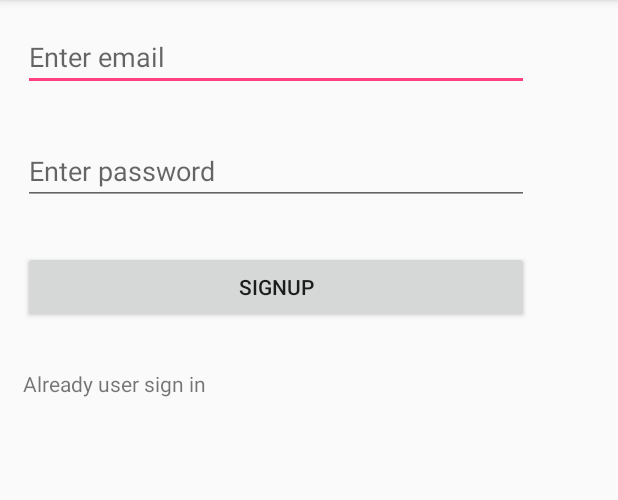
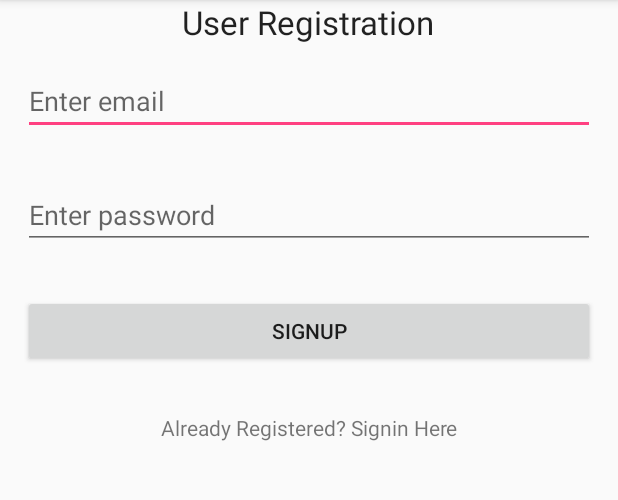
Before and after one commit to swaroopg79/GDP_AndroidSR, an Android app: the screen it shows after launch (MainActivity), after a tap on "SIGNUP", on a phone screen of 412 x 824 dp, the part 84-584 px from its top. Run offline under Robolectric (Android 15) with nearby library versions, the phone set to English and light mode, and no system bars; our stand-ins replace Firebase (no records; nobody signed in at launch, a user with empty details on screens opened directly).

```diff
--- a/app/src/main/java/com/example/s528802/studentregistartion/MainActivity.java
+++ b/app/src/main/java/com/example/s528802/studentregistartion/MainActivity.java
@@ -23,95 +23,100 @@ public class MainActivity extends AppCompatActivity implements View.OnClickListe
 
     private EditText editTextEmail;
     private EditText editTextPassword;
-    private Button buttonRegister;
+    private Button buttonSignup;
+
     private TextView textViewSignin;
 
-    //private Progress progressBar;
+   // private ProgressDialog progressDialog;
 
+
+    //defining firebaseauth object
     private FirebaseAuth firebaseAuth;
-
 
     @Override
     protected void onCreate(Bundle savedInstanceState) {
         super.onCreate(savedInstanceState);
         setContentView(R.layout.activity_main);
 
-        //progressBar = new ProgressBar(this);
-
+        //initializing firebase auth object
         firebaseAuth = FirebaseAuth.getInstance();
 
-        if(firebaseAuth.getCurrentUser()!=null)
-        {
+        //if getCurrentUser does not returns null
+        if(firebaseAuth.getCurrentUser() != null){
+            //that means user is already logged in
+            //so close this activity
             finish();
-            startActivity(new Intent(getApplicationContext(),ProfileActivity.class));
 
+            //and open profile activity
+            startActivity(new Intent(getApplicationContext(), ProfileActivity.class));
         }
 
-        buttonRegister = (Button) findViewById(R.id.buttonSignup);
+        //initializing views
         editTextEmail = (EditText) findViewById(R.id.editTextEmail);
         editTextPassword = (EditText) findViewById(R.id.editTextPassword);
+        textViewSignin = (TextView) findViewById(R.id.textViewSignin);
 
-        textViewSignin = (TextView) findViewById(R.id.textsignin);
+        buttonSignup = (Button) findViewById(R.id.buttonSignup);
 
-        buttonRegister.setOnClickListener(this);
+      //  progressDialog = new ProgressDialog(this);
+
+        //attaching listener to button
+        buttonSignup.setOnClickListener(this);
         textViewSignin.setOnClickListener(this);
     }
 
+    private void registerUser(){
 
-    private void registerUser()
-    {
-        String email =editTextEmail.getText().toString().trim();
-        String password = editTextPassword.getText().toString().trim();
+        //getting email and password from edit texts
+        String email = editTextEmail.getText().toString().trim();
+        String password  = editTextPassword.getText().toString().trim();
 
-        if(TextUtils.isEmpty(email))
-        {
-            //email is empty
-            Toast.makeText(this, "Please enter email", Toast.LENGTH_SHORT).show();
-
+        //checking if email and passwords are empty
+        if(TextUtils.isEmpty(email)){
+            Toast.makeText(this,"Please enter email",Toast.LENGTH_LONG).show();
             return;
         }
 
-
-        if(TextUtils.isEmpty(password))
-        {
-            Toast.makeText(this, "Please enter passwordl", Toast.LENGTH_SHORT).show();
-
+        if(TextUtils.isEmpty(password)){
+            Toast.makeText(this,"Please enter password",Toast.LENGTH_LONG).show();
             return;
         }
 
+        //if the email and password are not empty
+        //displaying a progress dialog
 
-        firebaseAuth.createUserWithEmailAndPassword(email,password).addOnCompleteListener(this, new OnCompleteListener<AuthResult>() {
-            @Override
-            public void onComplete(@NonNull Task<AuthResult> task) {
-                if(task.isSuccessful())
-                {
+       // progressDialog.setMessage("Registering Please Wait...");
+        //progressDialog.show();
 
-                        finish();
-                        startActivity(new Intent(getApplicationContext(),ProfileActivity.class));
-
-
-                }
-                else
-                {
-                    Toast.makeText(MainActivity.this, "Failed to Register", Toast.LENGTH_SHORT).show();
-
-                }
-            }
-        });
+        //creating a new user
+        firebaseAuth.createUserWithEmailAndPassword(email, password)
+                .addOnCompleteListener(this, new OnCompleteListener<AuthResult>() {
+                    @Override
+                    public void onComplete(@NonNull Task<AuthResult> task) {
+                        //checking if success
+                        if(task.isSuccessful()){
+                            finish();
+                            startActivity(new Intent(getApplicationContext(), ProfileActivity.class));
+                        }else{
+                            //display some message here
+                            Toast.makeText(MainActivity.this,"User already existing-Signup using new user",Toast.LENGTH_LONG).show();
+                        }
+                       // progressDialog.dismiss();
+                    }
+                });
 
     }
+
     @Override
     public void onClick(View view) {
 
-        if(view == buttonRegister)
-        {
+        if(view == buttonSignup){
             registerUser();
         }
-        if(view == textViewSignin)
-        {
-            //login activity
-            startActivity(new Intent(this,Login.class));
 
+        if(view == textViewSignin){
+            //open login activity when user taps on the already registered textview
+            startActivity(new Intent(this, Login.class));
         }
 
     }
--- a/app/src/main/res/layout/activity_main.xml
+++ b/app/src/main/res/layout/activity_main.xml
@@ -9,11 +9,18 @@
 
     <LinearLayout
         android:layout_centerVertical="true"
-        android:layout_width="368dp"
+        android:layout_width="match_parent"
         android:layout_height="wrap_content"
-        android:orientation="vertical"
-        tools:layout_editor_absoluteY="0dp"
-        tools:layout_editor_absoluteX="8dp">
+        android:orientation="vertical">
+
+
+        <TextView
+            android:layout_width="wrap_content"
+            android:layout_height="wrap_content"
+            android:textAppearance="?android:attr/textAppearanceLarge"
+            android:text="User Registration"
+            android:id="@+id/textView"
+            android:layout_gravity="center_horizontal" />
 
         <EditText
             android:id="@+id/editTextEmail"
@@ -39,14 +46,12 @@
             android:text="Signup" />
 
         <TextView
-
-        android:id="@+id/textsignin"
-        android:layout_width="match_parent"
-        android:layout_height="wrap_content"
-        android:layout_margin="15dp"
-        android:text="Already user sign in" />
-
+            android:text="Already Registered? Signin Here"
+            android:id="@+id/textViewSignin"
+            android:textAlignment="center"
+            android:layout_margin="15dp"
+            android:layout_width="match_parent"
+            android:layout_height="wrap_content" />
 
     </LinearLayout>
-
 </android.support.constraint.ConstraintLayout>
```
Also changed, not shown: app/src/main/java/com/example/s528802/studentregistartion/Login.java (+48 -39 lines), app/src/main/java/com/example/s528802/studentregistartion/ProfileActivity.java (+24 -15 lines), app/src/main/res/layout/activity_login.xml (+13 -6 lines), app/src/main/res/layout/activity_profile.xml (+14 -10 lines).
